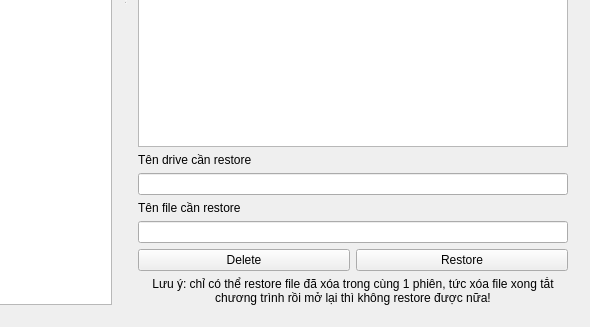
Qt form Qt_GUI.ui (m0nters/OS_HCMUS_Lab02-Partition_detection_GUI) before a commit; both pictures show x 323 to 913 and y 340 to 667 of the 913 by 667 pixel window.
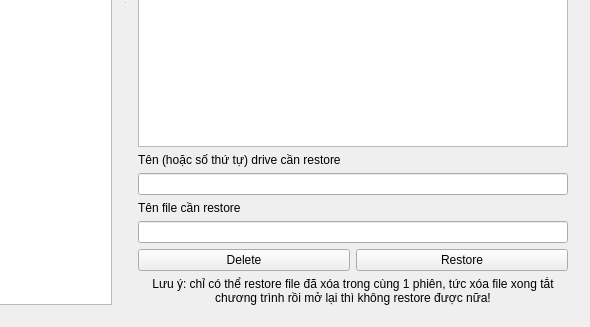
The same form after that commit.

```diff
--- a/Qt_GUI.ui
+++ b/Qt_GUI.ui
@@ -43,7 +43,7 @@
         </item>
        </layout>
       </widget>
-      <widget class="QWidget" name="">
+      <widget class="QWidget" name="layoutWidget">
        <layout class="QVBoxLayout" name="verticalLayout_7">
         <item>
          <layout class="QVBoxLayout" name="verticalLayout_5">
@@ -101,7 +101,7 @@
               <item>
                <widget class="QLabel" name="label">
                 <property name="text">
-                 <string>Tên drive cần restore </string>
+                 <string>Tên (hoặc số thứ tự) drive cần restore </string>
                 </property>
                 <property name="buddy">
                  <cstring>drive_input</cstring>
```
Left out of the diff: 6 changed lines with no effect on the pictures.
